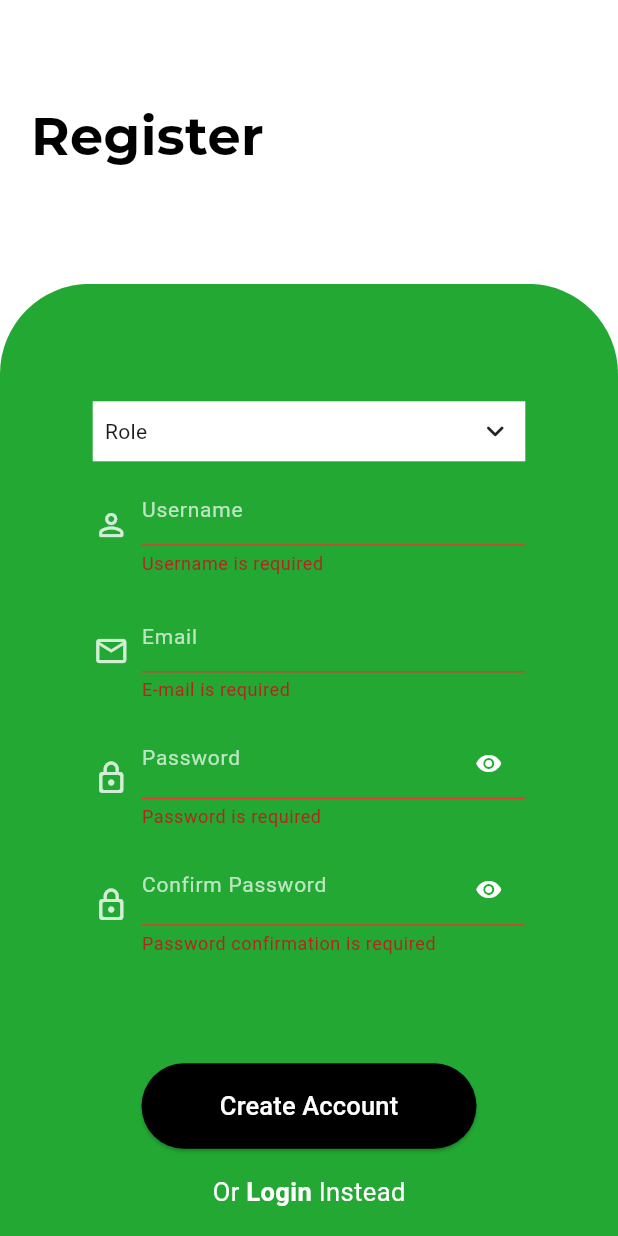
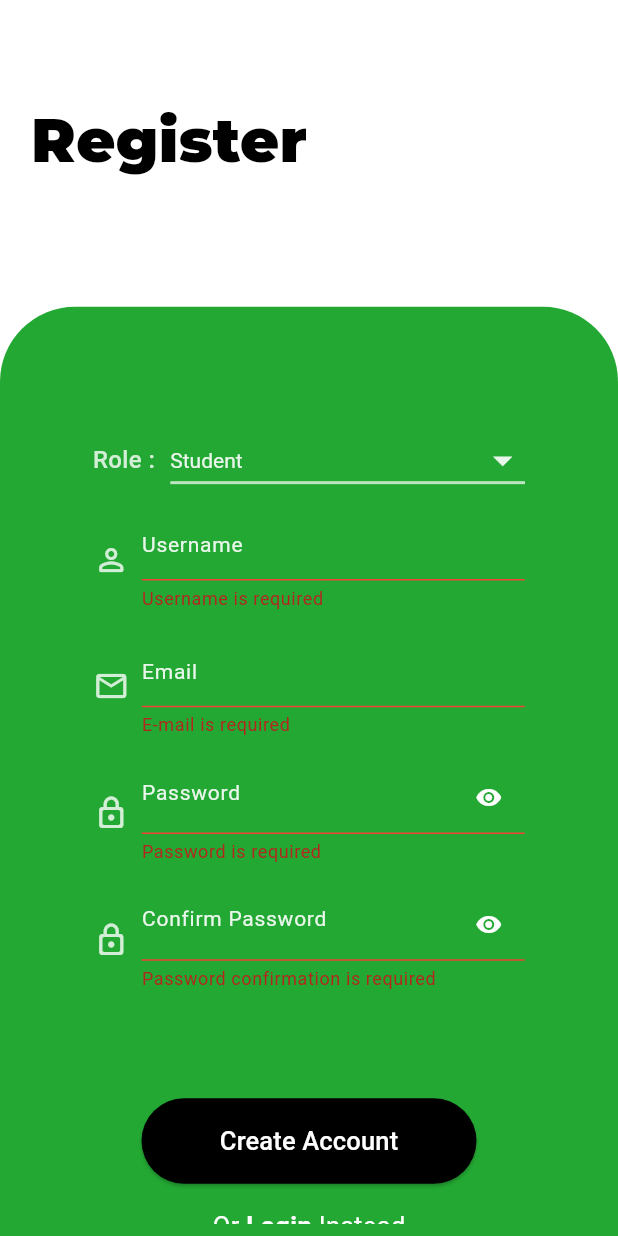
Before and after one commit to rookieprogrammer2/quizzler, a Flutter app: the RegistrationScreen screen opened by its route, after a tap on "Create Account", on a phone screen of 412 x 824 dp. Run offline on Flutter 3.47's test engine with Material 3 defaults, Android fonts, the phone set to English and light mode, and no system bars; our stand-ins replace cloud_firestore, firebase_auth, firebase_core, shared_preferences; accounts and stored records are empty; network calls fail.

Commit message:
Added stay-logged-in functionality. Added logout functionality. Added a landing screen (not to conflict it with the splash screen). Added role-based registration.

```diff
--- a/lib/database/models/user.dart
+++ b/lib/models/user.dart
@@ -2,23 +2,27 @@ class User {
   String? id;
   String? username;
   String? email;
+  String? role;
 
   User ({
     this.id,
     this.email,
-    this.username
+    this.username,
+    this.role
   });
 
   User.fromFirestore (Map<String, dynamic>? data) {
     id = data?['id'];
     username = data?['username'];
     email = data?['email'];
+    role = data?['role'];
   }
   Map<String, dynamic> toFirestore () {
     return {
       'id': id,
       'username': username,
       'email': email,
+      'role': role
     };
   }
 }
--- /dev/null
+++ b/lib/providers/role_provider.dart
@@ -0,0 +1,12 @@
+import 'package:flutter/material.dart';
+
+class RoleProvider extends ChangeNotifier {
+  String _selectedRole = "Student";
+
+  String get selectedRole => _selectedRole;
+
+  void updateSelectedRole(String newRole) {
+    _selectedRole = newRole;
+    notifyListeners();
+  }
+}
--- a/lib/ui/screens/home/home_tab.dart
+++ b/lib/ui/screens/home/home_sc.dart
@@ -1,6 +1,6 @@
 import 'package:flutter/material.dart';
 import 'package:quizzler/ui/screens/login/login_sc.dart';
-import 'package:quizzler/ui/screens/home/settings_tab.dart';
+import 'package:quizzler/ui/screens/settings/settings_sc.dart';
 
 class HomeScreen extends StatefulWidget {
   static const routeName = "home_screen";
@@ -62,7 +62,7 @@ class _HomeScreenState extends State<HomeScreen> {
             "Login",
           ),
         ),
-      ) : const SettingsTab()
+      ) : const SettingsScreen()
     );
   }
 }
--- a/lib/ui/screens/register/register_sc.dart
+++ b/lib/ui/screens/register/register_sc.dart
@@ -2,14 +2,18 @@ import 'package:cloud_firestore/cloud_firestore.dart';
 import 'package:firebase_auth/firebase_auth.dart';
 import 'package:flutter/material.dart';
 import 'package:provider/provider.dart';
+import 'package:quizzler/providers/role_provider.dart';
 import 'package:quizzler/providers/user_provider.dart';
 import 'package:quizzler/ui/screens/login/login_sc.dart';
 import 'package:quizzler/utilities/dialogs.dart';
 import 'package:quizzler/utilities/fieldValidations.dart';
+import 'package:quizzler/widgets/role_list.dart';
 import 'package:quizzler/widgets/textField.dart';
 
 class RegistrationScreen extends StatefulWidget {
   static const routeName = "registration_sc";
+
+  const RegistrationScreen({super.key});
 
   @override
   State<RegistrationScreen> createState() => _RegistrationScreenState();
@@ -18,14 +22,14 @@ class RegistrationScreen extends StatefulWidget {
 class _RegistrationScreenState extends State<RegistrationScreen> {
   FirebaseFirestore db = FirebaseFirestore.instance;
   FirebaseAuth auth = FirebaseAuth.instance;
-
-  TextEditingController pwdEditingController = TextEditingController();
-  TextEditingController emailEditingController = TextEditingController();
-  TextEditingController userNameEditingController = TextEditingController();
+  TextEditingController passwordController = TextEditingController();
+  TextEditingController emailController = TextEditingController();
+  TextEditingController usernameController = TextEditingController();
+  TextEditingController roleController = TextEditingController();
+  bool _obscureText = true;
+  bool _obscureTextTwo = true;
   var formKey = GlobalKey<FormState>();
 
-  bool _obscureText = true;
-  bool _obscureTextTwo = true;
   @override
   Widget build(BuildContext context) {
     var height = MediaQuery.of(context).size.height;
@@ -37,21 +41,21 @@ class _RegistrationScreenState extends State<RegistrationScreen> {
           crossAxisAlignment: CrossAxisAlignment.start,
           children: <Widget>[
             headerText(width, height),
-            SizedBox(height: height * 0.09),
+            SizedBox(height: height * 0.1,),
             Expanded(
-              child: SingleChildScrollView(
               child: Container(
                 width: double.infinity,
                 decoration: const BoxDecoration(
                   color: Color.fromARGB(255, 35, 168, 51),
                   borderRadius: BorderRadius.only(
-                      topLeft: Radius.circular(60),
-                      topRight: Radius.circular(60),
+                    topLeft: Radius.circular(50),
+                    topRight: Radius.circular(50),
                   ),
                 ),
                 child: Padding(
                   padding: EdgeInsets.symmetric(
                       horizontal: width * 0.15, vertical: height * 0.01),
+                  child: SingleChildScrollView(
                     child: Column(
                       children: <Widget>[
                         SizedBox(height: height * 0.085),
@@ -59,17 +63,7 @@ class _RegistrationScreenState extends State<RegistrationScreen> {
                           key: formKey,
                           child: Column(
                             children: <Widget>[
-                              Container(
-                                color: Colors.white,
-                                padding: const EdgeInsets.all(8.0),
-                                child: const Row(
-                                  children: [
-                                    Text("Role"),
-                                    Spacer(),
-                                    Icon(Icons.keyboard_arrow_down_rounded),
-                                  ],
-                                ),
-                              ),
+                              MyRole(),
                               MyTextFormField(
                                 context: context,
                                 /// Todo -> add another validation rule that makes sure the Username does not already exist.
@@ -77,33 +71,20 @@ class _RegistrationScreenState extends State<RegistrationScreen> {
                                     Icons.person_outline_rounded,
                                     color: Colors.white.withOpacity(0.8)),
                                 hintText: "Username",
-                                onChanged: (value) {
-                                  if (value.length >= 3) {
-                                    userNameEditingController.clearComposing();
-                                    setState(() {});
-                                  }
-                                },
                                 textEditingController:
-                                    userNameEditingController,
+                                    usernameController,
                                 keyboardType: TextInputType.text,
                                 validator: (value) =>
                                     FormValidator.validateUsername(value),
                               ),
                               MyTextFormField(
                                   context: context,
-                                  /// Todo -> add another validation rule that makes sure the E-mail does not already exist.
                                   hintText: "Email",
                                   textFieldIcon: Icon(
                                       Icons.email_outlined,
                                       color: Colors.white.withOpacity(0.8),
                                   ),
-                                  textEditingController: emailEditingController,
-                                  onChanged: (value) {
-                                    if (FormValidator.validateEmail(value) == null) {
-                                      emailEditingController.clearComposing();
-                                      setState(() {});
-                                    }
-                                  },
+                                  textEditingController: emailController,
                                   keyboardType: TextInputType.emailAddress,
                                   validator: (value) => FormValidator.validateEmail(value)
                               ),
@@ -115,13 +96,7 @@ class _RegistrationScreenState extends State<RegistrationScreen> {
                                 ),
                                 validator: (value) =>
                                     FormValidator.validatePassword(value),
-                                textEditingController: pwdEditingController,
-                                onChanged: (value) {
-                                  if (FormValidator.validatePassword(value) == null) {
-                                    pwdEditingController.clearComposing();
-                                    setState(() {});
-                                  }
-                                },
+                                textEditingController: passwordController,
                                 keyboardType: TextInputType.visiblePassword,
                                 hintText: "Password",
                                 isObscure: _obscureText,
@@ -139,7 +114,7 @@ class _RegistrationScreenState extends State<RegistrationScreen> {
                                         )
                                       : const Icon(
                                           Icons.visibility_off,
-                                          color: Colors.white,
+                                          color: Colors.lightBlueAccent,
                                           size: 18,
                                         ),
                                 ),
@@ -152,7 +127,7 @@ class _RegistrationScreenState extends State<RegistrationScreen> {
                                 ),
                                 validator: (value) =>
                                     FormValidator.validatePasswordConfirmation(
-                                        value, pwdEditingController.text),
+                                        value, passwordController.text),
                                 keyboardType: TextInputType.visiblePassword,
                                 hintText: "Confirm Password",
                                 isObscure: _obscureTextTwo,
@@ -170,7 +145,7 @@ class _RegistrationScreenState extends State<RegistrationScreen> {
                                         )
                                       : const Icon(
                                           Icons.visibility_off,
-                                          color: Colors.white,
+                                          color: Colors.lightBlueAccent,
                                           size: 18,
                                         ),
                                 ),
@@ -181,7 +156,7 @@ class _RegistrationScreenState extends State<RegistrationScreen> {
                         SizedBox(height: height * 0.077),
                         createAccountButton(width, height),
                         SizedBox(height: height * 0.02),
-                        clickableLoginText(context),
+                        loginInstead(context),
                         SizedBox(height: height * 0.02),
                       ],
                     ),
@@ -205,10 +180,10 @@ class _RegistrationScreenState extends State<RegistrationScreen> {
           Text(
             "Register",
             style: TextStyle(
-              fontSize: 35,
+              fontSize: 40,
               color: Colors.black,
               fontFamily: "Montserrat",
-              fontWeight: FontWeight.bold,
+              fontWeight: FontWeight.w900,
             ),
           ),
         ],
@@ -246,7 +221,7 @@ class _RegistrationScreenState extends State<RegistrationScreen> {
   }
 
   /// => Clickable Login Text <== ///
-  Row clickableLoginText(BuildContext context) {
+  Row loginInstead(BuildContext context) {
     return Row(
       mainAxisAlignment: MainAxisAlignment.center,
       children: [
@@ -278,20 +253,24 @@ class _RegistrationScreenState extends State<RegistrationScreen> {
     if (formKey.currentState?.validate() == false) {
       return;
     }
+    try {
+      MyDialogs.showLoadingDialog(context);
       var authProvider =
       Provider.of<AuthenticationProvider>(context, listen: false);
-    try {
-      MyDialogs.showLoadingDialog(context);
-      await authProvider.register(emailEditingController.text,
-          pwdEditingController.text, userNameEditingController.text);
-
+      var selectedRole = Provider.of<RoleProvider>(context, listen: false).selectedRole;
+      await authProvider.register(
+          emailController.text,
+          passwordController.text,
+          usernameController.text,
+          selectedRole,
+      );
       MyDialogs.dismissDialog(context);
       MyDialogs.showCustomDialog(context,
           dialogMessage: "Account created successfully!",
           isDismissible: true,
-          positiveActionName: "Ok", positiveAction: () {
-        Navigator.pushReplacementNamed(context, LoginScreen.routeName);
-      });
+          positiveActionName: "Ok",
+          positiveAction: () {Navigator.pushReplacementNamed(context, LoginScreen.routeName);});
+
     } on FirebaseAuthException catch (e) {
       if (e.code == 'email-already-in-use') {
         MyDialogs.showCustomDialog(context,
@@ -329,4 +308,5 @@ class _RegistrationScreenState extends State<RegistrationScreen> {
       }
     });
   }
+
 }
--- a/lib/utilities/fieldValidations.dart
+++ b/lib/utilities/fieldValidations.dart
@@ -6,7 +6,7 @@ abstract class FormValidator {
     if (value == null || value.isEmpty) {
       return 'Username is required';
     }
-    if (value.length < 3) {
+    if (value.length < 4) {
       return 'Username must be at least 3 characters long';
     }
     return null;
@@ -30,7 +30,7 @@ abstract class FormValidator {
     if (value == null || value.isEmpty) {
       return 'Password is required';
     }
-    if (value.length < 8) {
+    if (value.length < 6) {
       return 'Password must be at least 6 characters long';
     }
     return null;
--- /dev/null
+++ b/lib/widgets/role_list.dart
@@ -0,0 +1,66 @@
+import 'package:flutter/material.dart';
+import 'package:provider/provider.dart';
+import 'package:quizzler/providers/role_provider.dart';
+
+class MyRole extends StatefulWidget {
+  const MyRole({
+    super.key,
+  });
+
+
+  @override
+  State<MyRole> createState() => _MyRoleState();
+
+}
+
+class _MyRoleState extends State<MyRole> {
+  final List<String> _roles = ["Student", "Lecturer"];
+  String selectedDropdownItem = "Student";
+
+  @override
+  Widget build(BuildContext context) {
+    return Consumer<RoleProvider>(
+        builder: (context, roleProvider, _) => Row(
+      children: [
+        Text(
+            "Role : ",
+        style: TextStyle(
+          color: Colors.white.withOpacity(0.8),
+          fontWeight: FontWeight.w500,
+          fontSize: 16,
+          // fontFamily: 'Montserrat'
+        ),),
+        const SizedBox(width: 6,),
+        Expanded(
+          child: DropdownButton<String>(
+            underline: Container(
+              height: 2,
+              color: Colors.white.withOpacity(0.7),
+            ),
+            dropdownColor: Colors.black,
+            isExpanded: true,
+            style: TextStyle(
+              color: Colors.white.withOpacity(0.9)
+            ),
+            iconEnabledColor: Colors.white.withOpacity(0.9),
+            iconSize: 30,
+            value: roleProvider.selectedRole,
+            onChanged: (String? value) {
+              setState(() {
+                roleProvider.updateSelectedRole(value!);
+              });
+            },
+            items: _roles.map((String item) {
+              return DropdownMenuItem<String>(
+                value: item,
+                child: Text(item),
+              );
+            }).toList(),
+          ),
+        ),
+      ],
+        ),
+    );
+  }
+
+}
--- a/lib/widgets/textField.dart
+++ b/lib/widgets/textField.dart
@@ -59,7 +59,7 @@ class MyTextFormField extends StatelessWidget {
                   borderSide: BorderSide(color: Colors.white, width: 1),
                 ),
                 errorBorder: UnderlineInputBorder(
-                  borderSide: BorderSide(color: Colors.red.shade600, width: 1),
+                  borderSide: BorderSide(color: Colors.red.shade500, width: 1),
                 ),
                 focusedErrorBorder: UnderlineInputBorder(
                   borderSide:
@@ -69,7 +69,7 @@ class MyTextFormField extends StatelessWidget {
                 suffixIcon: suffixIcon,
                 hintText: hintText,
                 hintStyle: TextStyle(
-                  color: Colors.white.withOpacity(0.7),
+                  color: Colors.white.withOpacity(0.9),
                   fontWeight: FontWeight.w400,
                   fontSize: 14,
                 ),
```
Also changed, not shown: lib/code.dart (added, +105 -0 lines), lib/database/user_dao.dart (renamed from lib/database/users_dao.dart, +10 -8 lines), lib/main.dart (+16 -7 lines), lib/models/quiz_model.dart (+9 -1 lines), lib/providers/user_provider.dart (+46 -10 lines), lib/ui/screens/landing/landing_sc.dart (added, +64 -0 lines), lib/ui/screens/login/login_sc.dart (+14 -30 lines), lib/ui/screens/settings/settings_sc.dart (renamed from lib/ui/screens/home/settings_tab.dart, +56 -3 lines), lib/ui/screens/splash/splash_sc.dart (+15 -1 lines), assets/images/student_illustration.jpg (added), assets/images/student_illustration.svg (added). Lines whose indentation alone changed are shown as unchanged.
